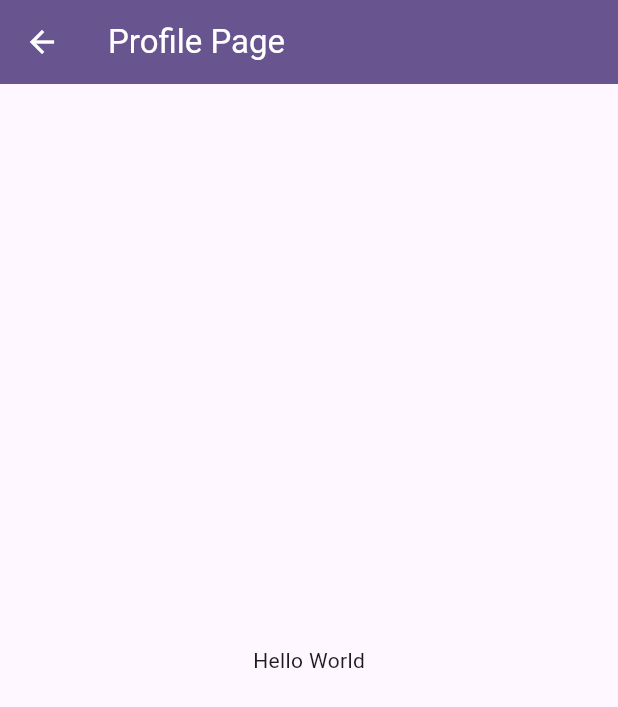
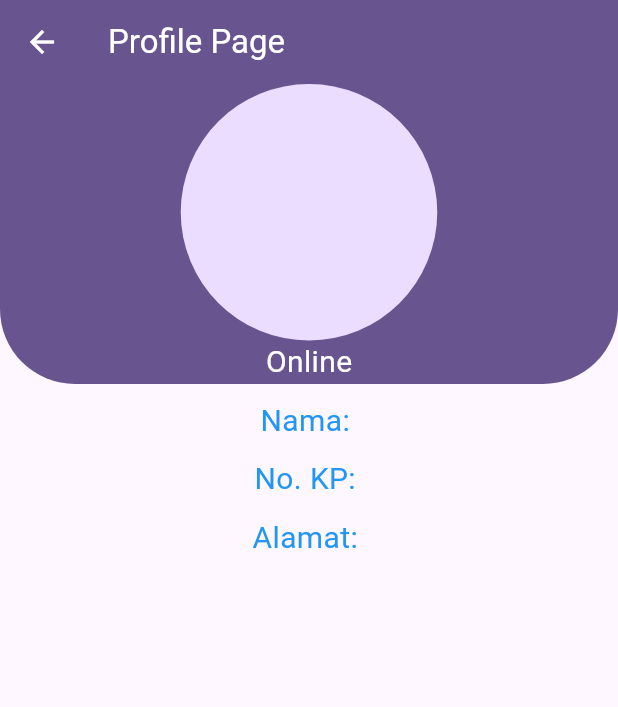
Before and after one commit to ashahir82/flutter_jpk, a Flutter app: the Profile screen opened directly, on a phone screen of 412 x 824 dp. Shown: the top 707 px of the screen. Run offline on Flutter 3.47's test engine with Material 3 defaults, Android fonts, the light colour scheme and no system bars.

Commit message:
profile details

```diff
--- a/lib/main.dart
+++ b/lib/main.dart
@@ -57,19 +57,6 @@
 }
 
 class _MyHomePageState extends State<MyHomePage> {
-  int _counter = 0;
-
-  void _incrementCounter() {
-    setState(() {
-      // This call to setState tells the Flutter framework that something has
-      // changed in this State, which causes it to rerun the build method below
-      // so that the display can reflect the updated values. If we changed
-      // _counter without calling setState(), then the build method would not be
-      // called again, and so nothing would appear to happen.
-      _counter++;
-    });
-  }
-
   @override
   Widget build(BuildContext context) {
     // This method is rerun every time setState is called, for instance as done
--- a/lib/screens/profile.dart
+++ b/lib/screens/profile.dart
@@ -11,9 +11,68 @@ class Profile extends StatelessWidget {
           backgroundColor: Theme.of(context).colorScheme.primary,
           foregroundColor: Theme.of(context).colorScheme.onPrimary,
         ),
-        body: const Center(
-          child: Text('Hello World'),
-        ),
+        body: Column(
+          mainAxisAlignment: MainAxisAlignment.start,
+          children: [
+            Container(
+              width: double.infinity,
+              height: 200,
+              decoration: BoxDecoration(
+                color: Theme.of(context).colorScheme.primary,
+                borderRadius: const BorderRadius.only(
+                  bottomLeft: Radius.circular(50),
+                  bottomRight: Radius.circular(50),
+                )
+              ),
+              child: const Column(
+                children: [
+                  Expanded(
+                    child: CircleAvatar(
+                      minRadius: 20,
+                    ),
+                  ),
+                  Text(
+                    "Online",
+                    style: TextStyle(
+                      color: Colors.white,
+                      fontSize: 20,
+                    )
+                  )
+                ],
+              ),
+            ),
+            const SizedBox(
+              height: 10,
+            ),
+            const Text(
+              "Nama: ",
+              style: TextStyle(
+                color: Colors.blue,
+                fontSize: 20,
+              )
+            ),
+            const SizedBox(
+              height: 10,
+            ),
+            const Text(
+              "No. KP: ",
+              style: TextStyle(
+                color: Colors.blue,
+                fontSize: 20,
+              )
+            ),
+            const SizedBox(
+              height: 10,
+            ),
+            const Text(
+              "Alamat: ",
+              style: TextStyle(
+                color: Colors.blue,
+                fontSize: 20,
+              )
+            ),
+          ],
+        )
     );
   }
 }
```
